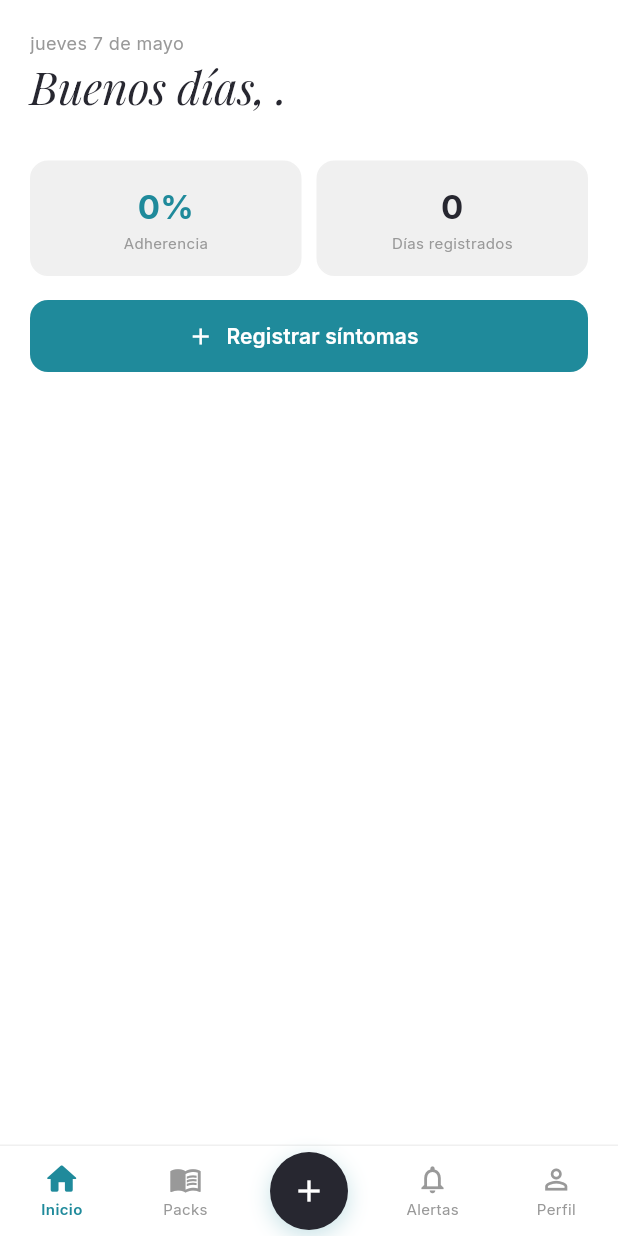
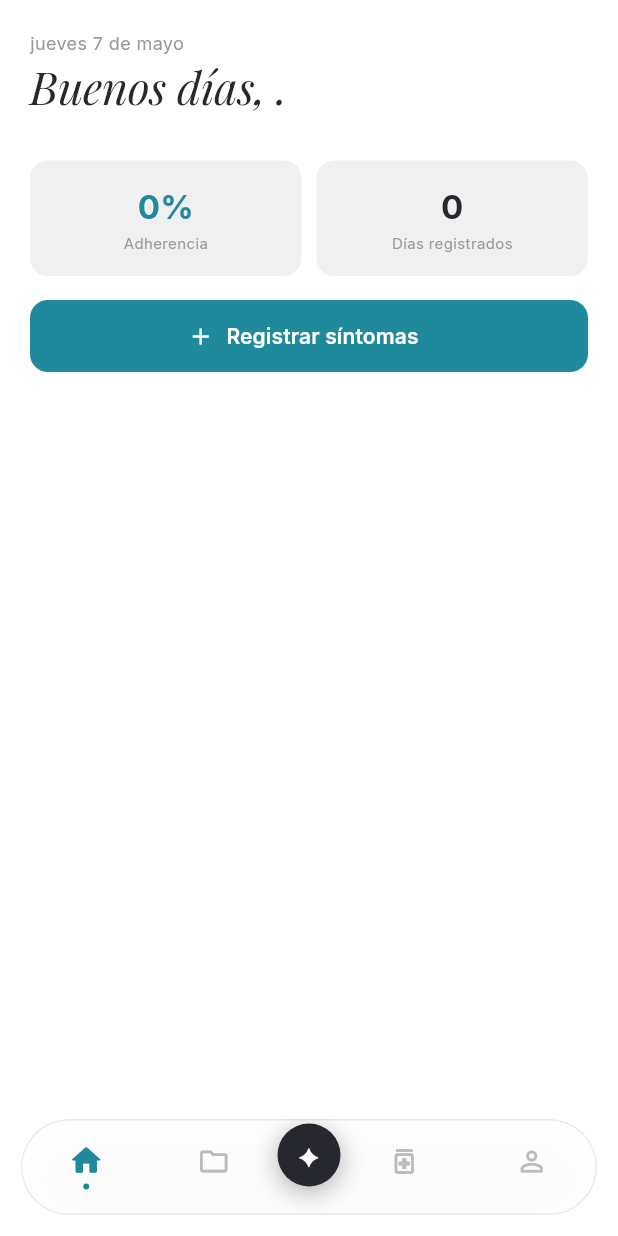
Before and after one commit to OscarTru/aliis-v1, a Flutter app: the screen it shows once a user with an empty profile is signed in, on a phone screen of 412 x 824 dp. Run offline on Flutter 3.47's test engine with Material 3 defaults, Android fonts, the phone set to English and light mode, and no system bars; drawn by our look-alikes of flutter_animate; our stand-ins replace firebase_core, firebase_messaging, flutter_riverpod, go_router, google_fonts, supabase_flutter; accounts and stored records are empty.

Commit message:
feat(ui): GlassBottomNav iOS-26 flotante y ShellScaffold con Stack
Co-Authored-By: Claude Sonnet 4.6 <noreply@anthropic.com>

```diff
--- /dev/null
+++ b/mobile/lib/shared/widgets/glass_bottom_nav.dart
@@ -0,0 +1,175 @@
+import 'dart:ui';
+import 'package:flutter/material.dart';
+import 'package:flutter_animate/flutter_animate.dart';
+import '../../core/theme.dart';
+
+class GlassBottomNav extends StatelessWidget {
+  final int currentIndex;
+  final ValueChanged<int> onTabSelected;
+  final VoidCallback onAliisPressed;
+  final int alertCount;
+
+  const GlassBottomNav({
+    super.key,
+    required this.currentIndex,
+    required this.onTabSelected,
+    required this.onAliisPressed,
+    this.alertCount = 0,
+  });
+
+  @override
+  Widget build(BuildContext context) {
+    return Positioned(
+      bottom: 14,
+      left: 14,
+      right: 14,
+      child: ClipRRect(
+        borderRadius: BorderRadius.circular(36),
+        child: BackdropFilter(
+          filter: ImageFilter.blur(sigmaX: 28, sigmaY: 28),
+          child: Container(
+            height: 64,
+            decoration: BoxDecoration(
+              color: Colors.white.withValues(alpha: 0.88),
+              borderRadius: BorderRadius.circular(36),
+              border: Border.all(
+                color: Colors.black.withValues(alpha: 0.08),
+              ),
+              boxShadow: [
+                BoxShadow(
+                  color: Colors.black.withValues(alpha: 0.12),
+                  blurRadius: 32,
+                  offset: const Offset(0, 8),
+                ),
+              ],
+            ),
+            child: Row(
+              mainAxisAlignment: MainAxisAlignment.spaceAround,
+              children: [
+                _NavTab(
+                  icon: Icons.home_outlined,
+                  activeIcon: Icons.home_rounded,
+                  label: 'Inicio',
+                  index: 0,
+                  currentIndex: currentIndex,
+                  onTap: () => onTabSelected(0),
+                ),
+                _NavTab(
+                  icon: Icons.folder_outlined,
+                  activeIcon: Icons.folder_rounded,
+                  label: 'Expediente',
+                  index: 1,
+                  currentIndex: currentIndex,
+                  onTap: () => onTabSelected(1),
+                ),
+                _FabButton(onPressed: onAliisPressed),
+                _NavTab(
+                  icon: Icons.medication_outlined,
+                  activeIcon: Icons.medication_rounded,
+                  label: 'Medicación',
+                  index: 2,
+                  currentIndex: currentIndex,
+                  onTap: () => onTabSelected(2),
+                ),
+                _NavTab(
+                  icon: Icons.person_outline,
+                  activeIcon: Icons.person_rounded,
+                  label: 'Perfil',
+                  index: 3,
+                  currentIndex: currentIndex,
+                  onTap: () => onTabSelected(3),
+                ),
+              ],
+            ),
+          ),
+        ),
+      ),
+    );
+  }
+}
+
+class _NavTab extends StatelessWidget {
+  final IconData icon;
+  final IconData activeIcon;
+  final String label;
+  final int index;
+  final int currentIndex;
+  final VoidCallback onTap;
+
+  const _NavTab({
+    required this.icon,
+    required this.activeIcon,
+    required this.label,
+    required this.index,
+    required this.currentIndex,
+    required this.onTap,
+  });
+
+  @override
+  Widget build(BuildContext context) {
+    final isActive = index == currentIndex;
+    final color = isActive ? AliisColors.primary : const Color(0xFFBBBBBB);
+
+    return Expanded(
+      child: GestureDetector(
+        behavior: HitTestBehavior.opaque,
+        onTap: onTap,
+        child: Column(
+          mainAxisAlignment: MainAxisAlignment.center,
+          children: [
+            Icon(isActive ? activeIcon : icon, color: color, size: 22)
+              .animate(target: isActive ? 1 : 0)
+              .scaleXY(begin: 1, end: 1.12, duration: 150.ms),
+            const SizedBox(height: 4),
+            if (isActive)
+              Container(
+                width: 4,
+                height: 4,
+                decoration: const BoxDecoration(
+                  color: AliisColors.primary,
+                  shape: BoxShape.circle,
+                ),
+              )
+            else
+              const SizedBox(height: 4),
+          ],
+        ),
+      ),
+    );
+  }
+}
+
+class _FabButton extends StatelessWidget {
+  final VoidCallback onPressed;
+  const _FabButton({required this.onPressed});
+
+  @override
+  Widget build(BuildContext context) {
+    return GestureDetector(
+      onTap: onPressed,
+      child: Transform.translate(
+        offset: const Offset(0, -8),
+        child: Container(
+          width: 42,
+          height: 42,
+          decoration: BoxDecoration(
+            color: AliisColors.foreground,
+            shape: BoxShape.circle,
+            boxShadow: [
+              BoxShadow(
+                color: Colors.black.withValues(alpha: 0.3),
+                blurRadius: 14,
+                offset: const Offset(0, 4),
+              ),
+            ],
+          ),
+          child: const Center(
+            child: Text('✦',
+              style: TextStyle(color: Colors.white, fontSize: 16)),
+          ),
+        ).animate(onPlay: (c) => c.repeat(reverse: true))
+          .scaleXY(begin: 1, end: 1.04, duration: 2000.ms, curve: Curves.easeInOut),
+      ),
+    );
+  }
+}
--- a/mobile/lib/shared/widgets/shell_scaffold.dart
+++ b/mobile/lib/shared/widgets/shell_scaffold.dart
@@ -1,9 +1,8 @@
 import 'package:flutter/material.dart';
-import 'package:flutter_animate/flutter_animate.dart';
-import '../../core/theme.dart';
 import '../../features/aliis/aliis_sheet.dart';
+import 'glass_bottom_nav.dart';
 
-class ShellScaffold extends StatefulWidget {
+class ShellScaffold extends StatelessWidget {
   final Widget child;
   final int currentIndex;
   final ValueChanged<int> onTabSelected;
@@ -16,139 +15,21 @@ class ShellScaffold extends StatefulWidget {
   });
 
   @override
-  State<ShellScaffold> createState() => _ShellScaffoldState();
-}
-
-class _ShellScaffoldState extends State<ShellScaffold> {
-  @override
   Widget build(BuildContext context) {
     return Scaffold(
-      body: widget.child,
-      bottomNavigationBar: _AliisBottomNav(
-        currentIndex: widget.currentIndex,
-        onTabSelected: widget.onTabSelected,
-        onAliisPressed: () => AliisSheet.show(context),
+      body: Stack(
+        children: [
+          Positioned.fill(
+            bottom: 78,
+            child: child,
+          ),
+          GlassBottomNav(
+            currentIndex: currentIndex,
+            onTabSelected: onTabSelected,
+            onAliisPressed: () => AliisSheet.show(context),
+          ),
+        ],
       ),
     );
   }
 }
-
-class _AliisBottomNav extends StatelessWidget {
-  final int currentIndex;
-  final ValueChanged<int> onTabSelected;
-  final VoidCallback onAliisPressed;
-
-  const _AliisBottomNav({
-    required this.currentIndex,
-    required this.onTabSelected,
-    required this.onAliisPressed,
-  });
-
-  @override
-  Widget build(BuildContext context) {
-    final isDark = Theme.of(context).brightness == Brightness.dark;
-    final bg = isDark ? AliisColors.backgroundDark : AliisColors.background;
-    final borderColor = isDark ? AliisColors.borderDark : AliisColors.border;
-    final activeColor = AliisColors.primary;
-    final inactiveColor = AliisColors.mutedForeground;
-
-    return Container(
-      decoration: BoxDecoration(
-        color: bg,
-        border: Border(top: BorderSide(color: borderColor)),
-      ),
-      child: SafeArea(
-        child: SizedBox(
-          height: 60,
-          child: Row(
-            children: [
-              // Tab 0: Inicio
-              _NavItem(icon: Icons.home_outlined, activeIcon: Icons.home_rounded,
-                label: 'Inicio', index: 0, currentIndex: currentIndex,
-                activeColor: activeColor, inactiveColor: inactiveColor,
-                onTap: () => onTabSelected(0)),
-              // Tab 1: Packs
-              _NavItem(icon: Icons.menu_book_outlined, activeIcon: Icons.menu_book_rounded,
-                label: 'Packs', index: 1, currentIndex: currentIndex,
-                activeColor: activeColor, inactiveColor: inactiveColor,
-                onTap: () => onTabSelected(1)),
-              // FAB central: Aliis
-              Expanded(
-                child: Center(
-                  child: GestureDetector(
-                    onTap: onAliisPressed,
-                    child: Container(
-                      width: 52, height: 52,
-                      decoration: BoxDecoration(
-                        color: AliisColors.foreground,
-                        shape: BoxShape.circle,
-                        boxShadow: [
-                          BoxShadow(color: AliisColors.primary.withValues(alpha: 0.25),
-                            blurRadius: 12, offset: const Offset(0, 4)),
-                        ],
-                      ),
-                      child: const Icon(Icons.add, color: Colors.white, size: 24),
-                    ),
-                  ).animate(onPlay: (c) => c.repeat(reverse: true))
-                    .scaleXY(begin: 1, end: 1.04, duration: 2000.ms, curve: Curves.easeInOut),
-                ),
-              ),
-              // Tab 2: Alertas
-              _NavItem(icon: Icons.notifications_outlined, activeIcon: Icons.notifications_rounded,
-                label: 'Alertas', index: 2, currentIndex: currentIndex,
-                activeColor: activeColor, inactiveColor: inactiveColor,
-                onTap: () => onTabSelected(2)),
-              // Tab 3: Perfil
-              _NavItem(icon: Icons.person_outline, activeIcon: Icons.person_rounded,
-                label: 'Perfil', index: 3, currentIndex: currentIndex,
-                activeColor: activeColor, inactiveColor: inactiveColor,
-                onTap: () => onTabSelected(3)),
-            ],
-          ),
-        ),
-      ),
-    );
-  }
-}
-
-class _NavItem extends StatelessWidget {
-  final IconData icon;
-  final IconData activeIcon;
-  final String label;
-  final int index;
-  final int currentIndex;
-  final Color activeColor;
-  final Color inactiveColor;
-  final VoidCallback onTap;
-
-  const _NavItem({
-    required this.icon, required this.activeIcon, required this.label,
-    required this.index, required this.currentIndex,
-    required this.activeColor, required this.inactiveColor, required this.onTap,
-  });
-
-  @override
-  Widget build(BuildContext context) {
-    final isActive = index == currentIndex;
-    return Expanded(
-      child: InkWell(
-        onTap: onTap,
-        child: Column(
-          mainAxisAlignment: MainAxisAlignment.center,
-          children: [
-            Icon(isActive ? activeIcon : icon,
-              color: isActive ? activeColor : inactiveColor, size: 22)
-              .animate(target: isActive ? 1 : 0)
-              .scaleXY(begin: 1, end: 1.15, duration: 200.ms),
-            const SizedBox(height: 2),
-            Text(label, style: TextStyle(
-              fontSize: 10,
-              color: isActive ? activeColor : inactiveColor,
-              fontWeight: isActive ? FontWeight.w600 : FontWeight.normal,
-            )),
-          ],
-        ),
-      ),
-    );
-  }
-}
```
